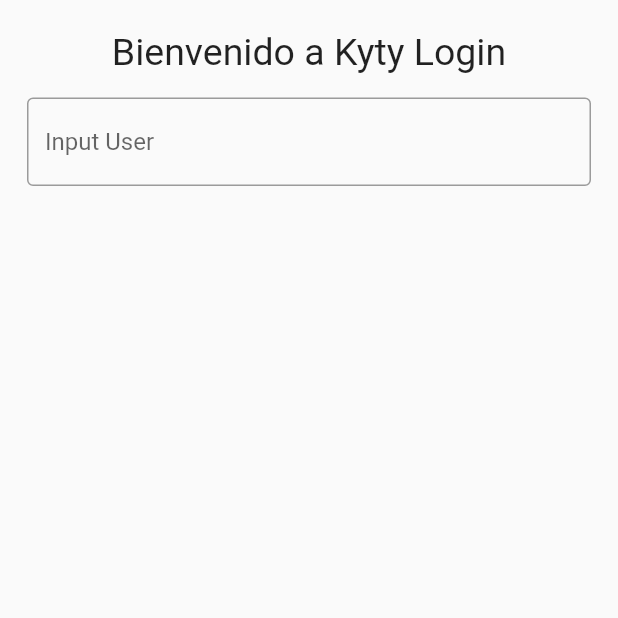
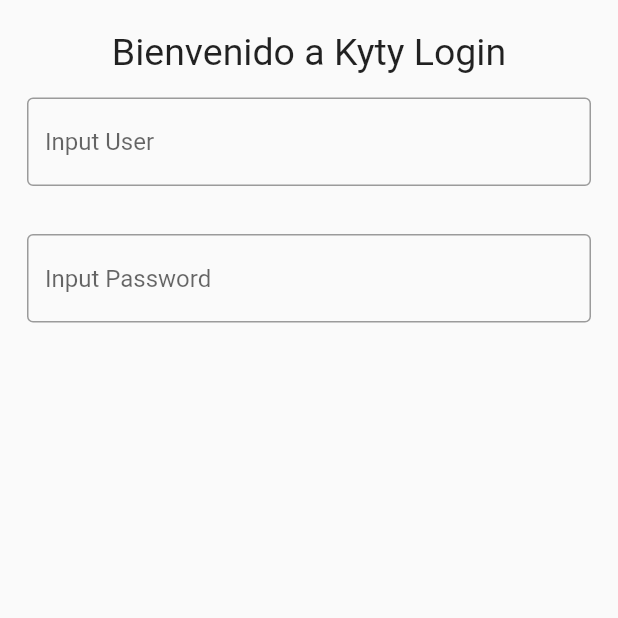
Before and after one commit to carlosguemes/ActividadUno, a Flutter app: the screen it shows after launch, on a phone screen of 412 x 824 dp, the top half of it. Run offline on Flutter 3.47's test engine with Material 2 defaults, Android fonts, the phone set to English and light mode, and no system bars; our stand-ins replace firebase_core; accounts and stored records are empty; generated files the repository leaves out were written again.

Commit message:
Commit V6 - Añadir contraseña

```diff
--- a/lib/OnBoarding/LoginView.dart
+++ b/lib/OnBoarding/LoginView.dart
@@ -20,6 +20,18 @@
         ),
         ),
       ),
+
+      Padding(
+        padding:EdgeInsets.symmetric(horizontal: Checkbox.width, vertical: 16),
+        child: Flexible (child: SizedBox(width: 400, child: TextField(
+          decoration: InputDecoration(
+            border: OutlineInputBorder(),
+            hintText: 'Input Password',
+          ),
+        ),
+        ),
+        ),
+      ),
     ]);
 
     Scaffold scaffold = Scaffold (
```
